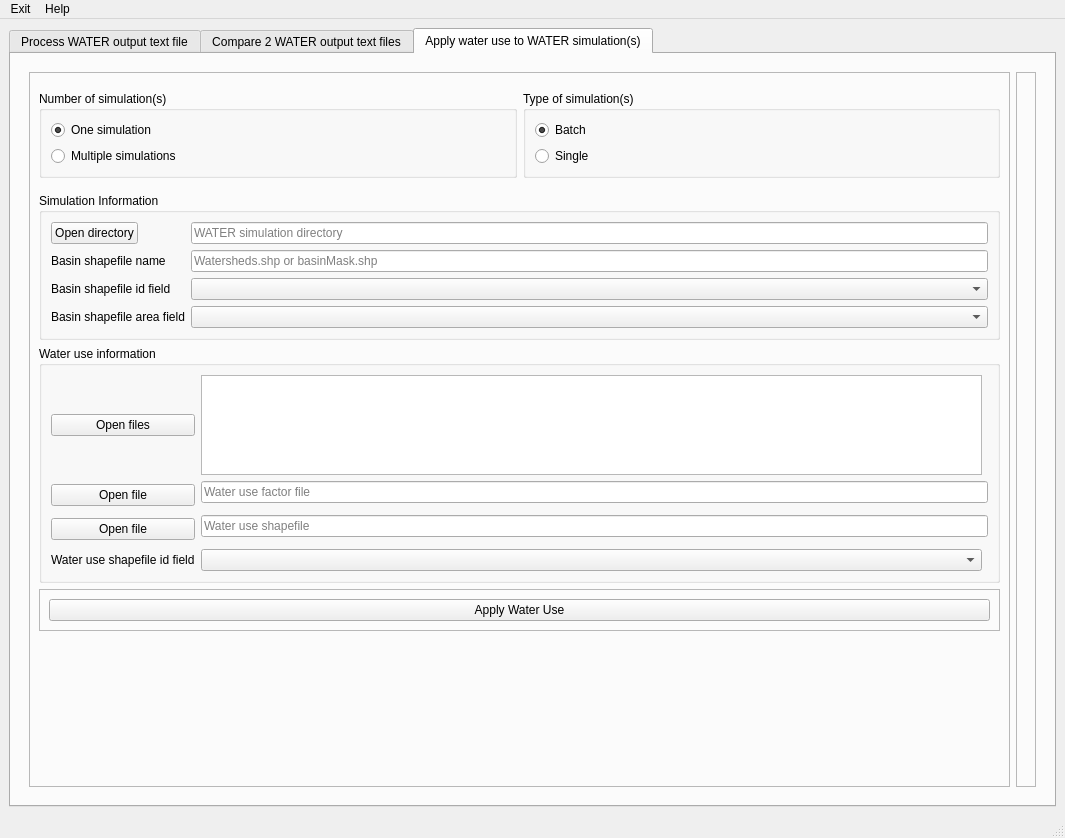
Before: the Qt Designer form waterapputils/gui/user_interface.ui in jlant/waterapputils, drawn with Qt 5.
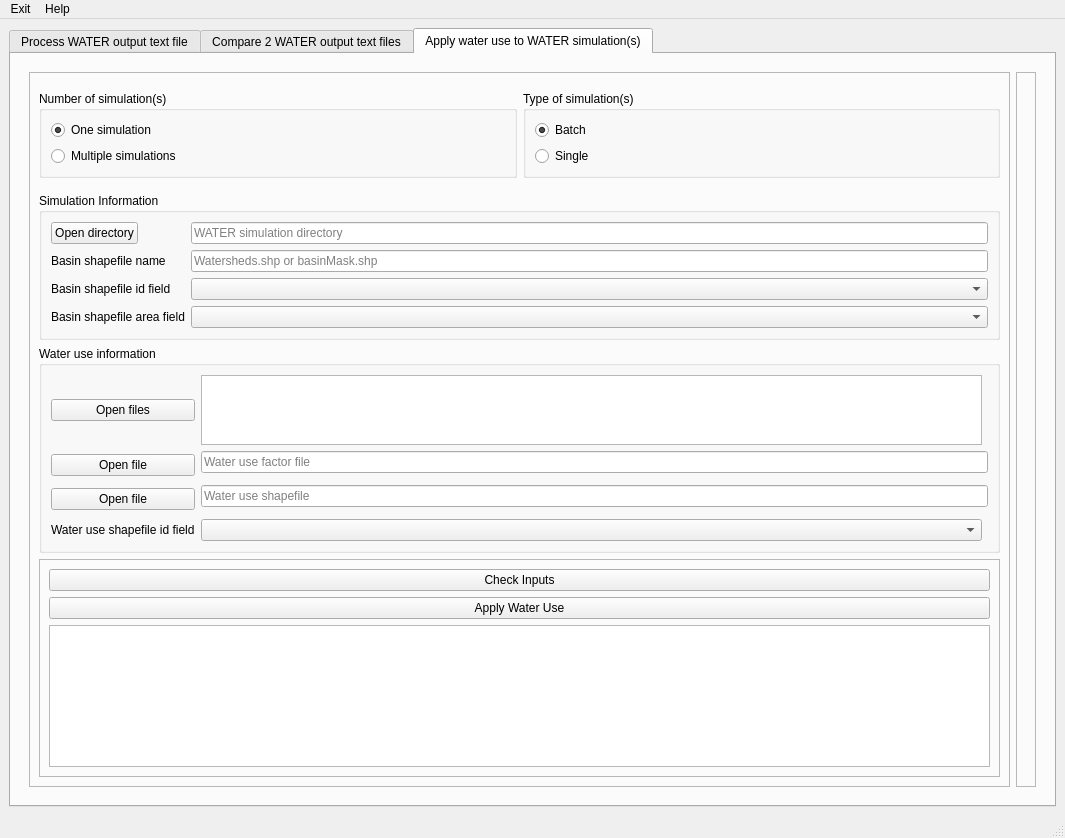
After: the same form once the commit is applied. Custom widgets are drawn as their Qt base class.

Commit message: have applying water use to a single simulation working nicely

Diff of the .ui file:
```diff
--- a/waterapputils/gui/user_interface.ui
+++ b/waterapputils/gui/user_interface.ui
@@ -575,6 +575,13 @@
                  <enum>QFrame::Raised</enum>
                 </property>
                 <layout class="QVBoxLayout" name="verticalLayout_11">
+                 <item>
+                  <widget class="QPushButton" name="tab_wateruse_push_button_check_inputs">
+                   <property name="text">
+                    <string>Check Inputs</string>
+                   </property>
+                  </widget>
+                 </item>
                  <item>
                   <widget class="QPushButton" name="tab_wateruse_push_button_apply_wateruse">
                    <property name="text">
@@ -582,6 +589,21 @@
                    </property>
                   </widget>
                  </item>
+                 <item>
+                  <widget class="QTextEdit" name="tab_wateruse_text_edit">
+                   <property name="font">
+                    <font>
+                     <family>MS Shell Dlg 2</family>
+                     <pointsize>10</pointsize>
+                     <weight>50</weight>
+                     <bold>false</bold>
+                    </font>
+                   </property>
+                   <property name="readOnly">
+                    <bool>true</bool>
+                   </property>
+                  </widget>
+                 </item>
                 </layout>
                </widget>
               </item>
```
The commit also changes 2 other files.
